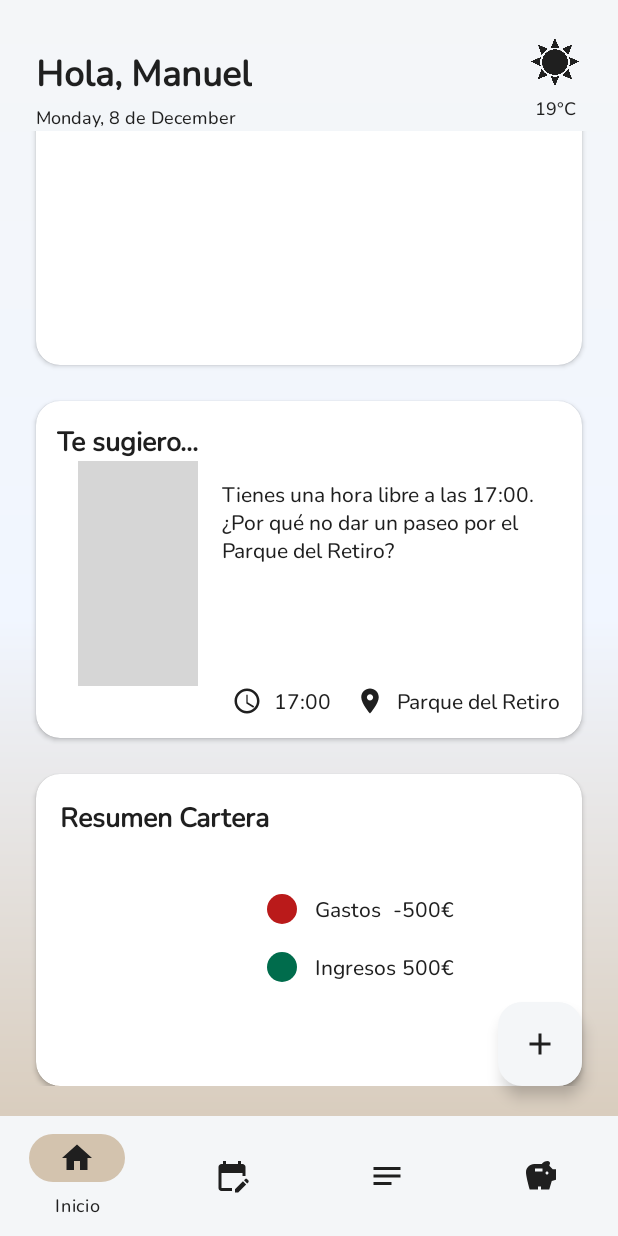
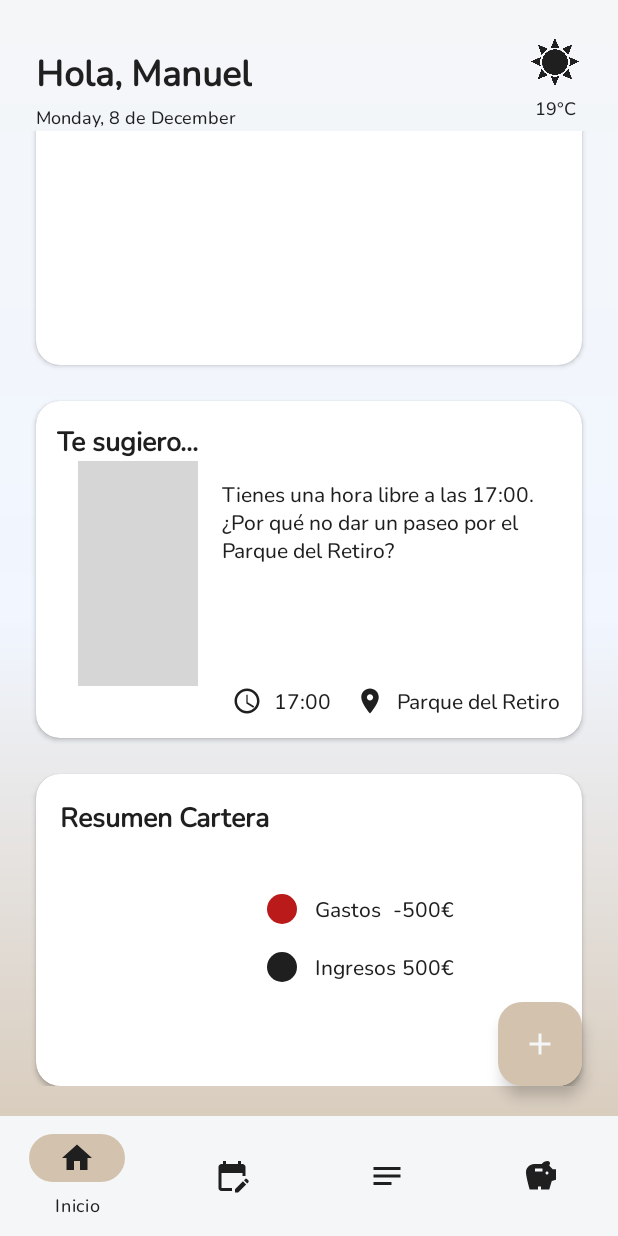
Before and after one commit to Manuelbena/sycrom, an Android app: the screen it shows after launch (MainActivity), scrolled down 393 dp, on a phone screen of 412 x 824 dp. Run offline under Robolectric (Android 15) with nearby library versions, the phone set to English and light mode, and no system bars; our stand-ins replace Dagger/Hilt's generated code, Room's generated code, navigation-ui; libraries missing offline, so code that uses them is left out: com.kizitonwose.calendar; plain views replace LoadingIndicator, WeekCalendarView; 8 statements that could not run were skipped; grey boxes are pictures that could not be loaded.

Commit message:
feat(ui): Implement AI loading animation and enhance theme colors
This commit introduces a new loading animation for the AI processing screen and refactors the app's color theming for better consistency and visual appeal in both light and dark modes.

### Key Changes:

-   **AI Loading Animation (`TaskIaBottomSheet`)**:
    -   Implemented a new loading state in the `TaskIaBottomSheet` that replaces the static input fields with an engaging animation while the AI is processing a request.
    -   A new layout (`layoutLoadingIa`) containing a Lottie animation (`loadingstart.json`) and a static image (`symkronpensando.png`) is displayed during the `Loading` state.
    -   The input fields and buttons are now grouped in a `ConstraintLayout.Group` (`groupInput`) to be hidden and shown smoothly.
    -   The keyboard is now automatically hidden when processing starts to provide an unobstructed view of the animation.
    -   Fixed a potential `NullPointerException` during the hide animation sequence by safely accessing the binding.

-   **Theming and Color Enhancements**:
    -   Updated the application's color palette (`colors.xml` and `values-night/colors.xml`) to create a more refined and consistent look. This includes adjustments to primary, secondary, tertiary, and surface colors for both light and dark themes.
    -   Modified UI elements on the Home screen (`fragment_home.xml`) to use theme attributes (`?attr/...`) instead of hardcoded colors, ensuring they adapt correctly to theme changes.
        -   The main FAB and its extended FABs now use `?attr/colorOnSecondary` for their background tint and `?attr/colorPrimary` for icon/text color.
        -   The "Today" button and calendar header/legend now use theme-aware colors for text and backgrounds.

-   **Calendar UI Refinements (`WeekCalendarManager.kt`)**:
    -   The calendar day indicators now use theme colors (`md_theme_onSecondary` and `md_theme_tertiary`) instead of hardcoded `Color.BLACK` or `Color.LTGRAY`, improving integration with the new theme.
    -   The `WeekCalendarManager` now requires a `Context` to resolve these theme-aware colors correctly.

```diff
--- a/app/src/main/java/com/manuelbena/synkron/presentation/home/HomeFragment.kt
+++ b/app/src/main/java/com/manuelbena/synkron/presentation/home/HomeFragment.kt
@@ -192,7 +192,8 @@ class HomeFragment : BaseFragment<FragmentHomeBinding, HomeViewModel>() {
             onMonthChanged = { title ->
                 // CORRECCIÓN 1: Actualizamos el TextView del mes/año aquí
                 binding.tvMonthYear.text = title
-            }
+            },
+            requireContext()
         )
         weekManager.generateWeekDays()
     }
--- a/app/src/main/java/com/manuelbena/synkron/presentation/util/WeekCalendarManager.kt
+++ b/app/src/main/java/com/manuelbena/synkron/presentation/util/WeekCalendarManager.kt
@@ -1,8 +1,11 @@
 package com.manuelbena.synkron.presentation.util
 
+import android.app.Application
+import android.content.Context
 import android.graphics.Color
 import android.view.View
 import android.widget.TextView
+import androidx.core.content.ContextCompat
 import com.kizitonwose.calendar.core.WeekDay
 import com.kizitonwose.calendar.core.atStartOfMonth
 import com.kizitonwose.calendar.core.firstDayOfWeekFromLocale
@@ -18,7 +21,8 @@ import java.util.Locale
 class WeekCalendarManager(
     private val calendarView: WeekCalendarView,
     private val onDaySelected: (LocalDate) -> Unit,
-    private val onMonthChanged: (String) -> Unit
+    private val onMonthChanged: (String) -> Unit,
+    private val context: Context
 ) {
 
     private var selectedDate: LocalDate = LocalDate.now()
@@ -113,20 +117,20 @@ class WeekCalendarManager(
                 // 1. SELECCIONADO (Prioridad máxima)
                 isSelected -> {
                     textView.setTextColor(Color.WHITE)
-                    selectionBg.background.setTint(Color.BLACK)
+                    selectionBg.background.setTint((ContextCompat.getColor(context, R.color.md_theme_onSecondary)))
                     selectionBg.alpha = 1f
                 }
 
                 // 2. ES HOY (Pero no seleccionado) -> Fondo gris suave
                 isToday -> {
                     textView.setTextColor(Color.BLACK)
-                    selectionBg.background.setTint(Color.LTGRAY)
+                    selectionBg.background.setTint((ContextCompat.getColor(context, R.color.md_theme_onSecondary)))
                     selectionBg.alpha = 0.5f
                 }
 
                 // 3. NORMAL
                 else -> {
-                    textView.setTextColor(Color.BLACK)
+                    textView.setTextColor(ContextCompat.getColor(context, R.color.md_theme_tertiary))
                     selectionBg.visibility = View.INVISIBLE
                 }
             }
--- a/app/src/main/res/layout/fragment_home.xml
+++ b/app/src/main/res/layout/fragment_home.xml
@@ -134,16 +134,16 @@
                                 android:text="Diciembre 2025"
                                 android:textSize="@dimen/card_margin_horizontal"
                                 android:textStyle="bold"
-                                android:textColor="@color/black" />
+                                android:textColor="?attr/colorOnPrimary" />
 
                             <com.google.android.material.button.MaterialButton
                                 android:id="@+id/btnToday"
-                                app:backgroundTint="?attr/colorPrimary"
+                                app:backgroundTint="?attr/colorOnSecondary"
                                 android:layout_width="wrap_content"
                                 android:layout_height="wrap_content"
                                 android:text="Hoy"
                                 android:textStyle="bold"
-                                android:textColor="@color/black" />
+                                android:textColor="?attr/colorPrimary" />
                         </LinearLayout>
 
                         <!-- NOMBRES DÍAS SEMANA -->
@@ -153,13 +153,13 @@
                             android:orientation="horizontal"
                             android:paddingBottom="8dp">
                             <!-- Puedes reutilizar tu item_calendar_day_legend.xml si lo creaste, o ponerlo aquí directo -->
-                            <TextView android:layout_width="0dp" android:layout_height="wrap_content" android:layout_weight="1" android:gravity="center" android:text="Lun" android:textColor="@android:color/darker_gray"/>
-                            <TextView android:layout_width="0dp" android:layout_height="wrap_content" android:layout_weight="1" android:gravity="center" android:text="Mar" android:textColor="@android:color/darker_gray"/>
-                            <TextView android:layout_width="0dp" android:layout_height="wrap_content" android:layout_weight="1" android:gravity="center" android:text="Mie" android:textColor="@android:color/darker_gray"/>
-                            <TextView android:layout_width="0dp" android:layout_height="wrap_content" android:layout_weight="1" android:gravity="center" android:text="Juv" android:textColor="@android:color/darker_gray"/>
-                            <TextView android:layout_width="0dp" android:layout_height="wrap_content" android:layout_weight="1" android:gravity="center" android:text="Vie" android:textColor="@android:color/darker_gray"/>
-                            <TextView android:layout_width="0dp" android:layout_height="wrap_content" android:layout_weight="1" android:gravity="center" android:text="Sab" android:textColor="@android:color/darker_gray"/>
-                            <TextView android:layout_width="0dp" android:layout_height="wrap_content" android:layout_weight="1" android:gravity="center" android:text="Dom" android:textColor="@android:color/darker_gray"/>
+                            <TextView android:layout_width="0dp" android:layout_height="wrap_content" android:layout_weight="1" android:gravity="center" android:text="Lun" android:textColor="?attr/colorTertiary"/>
+                            <TextView android:layout_width="0dp" android:layout_height="wrap_content" android:layout_weight="1" android:gravity="center" android:text="Mar" android:textColor="?attr/colorTertiary"/>
+                            <TextView android:layout_width="0dp" android:layout_height="wrap_content" android:layout_weight="1" android:gravity="center" android:text="Mie" android:textColor="?attr/colorTertiary"/>
+                            <TextView android:layout_width="0dp" android:layout_height="wrap_content" android:layout_weight="1" android:gravity="center" android:text="Juv" android:textColor="?attr/colorTertiary"/>
+                            <TextView android:layout_width="0dp" android:layout_height="wrap_content" android:layout_weight="1" android:gravity="center" android:text="Vie" android:textColor="?attr/colorTertiary"/>
+                            <TextView android:layout_width="0dp" android:layout_height="wrap_content" android:layout_weight="1" android:gravity="center" android:text="Sab" android:textColor="?attr/colorTertiary"/>
+                            <TextView android:layout_width="0dp" android:layout_height="wrap_content" android:layout_weight="1" android:gravity="center" android:text="Dom" android:textColor="?attr/colorTertiary"/>
                         </LinearLayout>
 
                     </com.google.android.material.appbar.AppBarLayout>
@@ -484,10 +484,11 @@
         android:layout_marginEnd="8dp"
         android:layout_marginBottom="@dimen/activity_horizontal_margin"
         android:text="Tarea"
-        android:textColor="?attr/colorOnPrimary"
+        android:textColor="?attr/colorPrimary"
         android:visibility="gone"
-        app:backgroundTint="?attr/colorPrimary"
-        app:iconTint="?attr/colorOnPrimary"
+        android:textStyle="bold"
+        app:backgroundTint="?attr/colorOnSecondary"
+        app:iconTint="?attr/colorPrimary"
         app:layout_constraintBottom_toTopOf="@+id/fabMain"
         app:layout_constraintEnd_toEndOf="@+id/fabMain" />
 
@@ -497,10 +498,11 @@
         android:layout_height="wrap_content"
         android:layout_marginBottom="@dimen/activity_horizontal_margin"
         android:text="Tarea IA"
-        android:textColor="?attr/colorOnPrimary"
+        android:textColor="?attr/colorPrimary"
         android:visibility="gone"
-        app:backgroundTint="?attr/colorPrimary"
-        app:iconTint="?attr/colorOnPrimary"
+        android:textStyle="bold"
+        app:backgroundTint="?attr/colorOnSecondary"
+        app:iconTint="?attr/colorPrimary"
         app:layout_constraintBottom_toTopOf="@+id/tvFabAddTask"
         app:layout_constraintEnd_toEndOf="@+id/tvFabAddTask" />
 
@@ -510,10 +512,11 @@
         android:layout_height="wrap_content"
         android:layout_marginBottom="@dimen/activity_horizontal_margin"
         android:text="Gasto"
-        android:textColor="?attr/colorOnPrimary"
+        android:textStyle="bold"
+        android:textColor="?attr/colorPrimary"
         android:visibility="gone"
-        app:backgroundTint="?attr/colorPrimary"
-        app:iconTint="?attr/colorOnPrimary"
+        app:backgroundTint="?attr/colorOnSecondary"
+        app:iconTint="?attr/colorPrimary"
         app:layout_constraintBottom_toTopOf="@+id/tvFabAddIng"
         app:layout_constraintEnd_toEndOf="@+id/tvFabAddIng" />
 
@@ -523,9 +526,10 @@
         android:layout_height="wrap_content"
         android:layout_marginBottom="@dimen/activity_horizontal_margin"
         android:text="Ingreso"
-        android:textColor="?attr/colorOnPrimary"
+        android:textColor="?attr/colorPrimary"
         android:visibility="gone"
-        app:backgroundTint="?attr/colorPrimary"
+        android:textStyle="bold"
+        app:backgroundTint="?attr/colorOnSecondary"
         app:iconTint="?attr/colorPrimary"
         app:layout_constraintBottom_toTopOf="@+id/tvFabAddSuggestion"
         app:layout_constraintEnd_toEndOf="@+id/tvFabAddSuggestion" />
@@ -537,12 +541,13 @@
         android:layout_marginEnd="24dp"
         android:layout_marginBottom="100dp"
         android:text="Añadir"
-        android:textColor="?attr/colorOnPrimary"
-        app:backgroundTint="?attr/colorPrimary"
+        android:textStyle="bold"
+        android:textColor="?attr/colorPrimary"
+        app:backgroundTint="?attr/colorOnSecondary"
         app:icon="@drawable/ic_plus"
-        app:iconTint="?attr/colorOnPrimary"
+        app:iconTint="?attr/colorPrimary"
         app:layout_constraintBottom_toBottomOf="parent"
         app:layout_constraintEnd_toEndOf="parent"
-        app:tint="?attr/colorOnPrimary"/>
+        app:tint="?attr/colorPrimary"/>
 
 </androidx.constraintlayout.widget.ConstraintLayout>
--- a/app/src/main/res/values-night/colors.xml
+++ b/app/src/main/res/values-night/colors.xml
@@ -1,16 +1,16 @@
 <?xml version="1.0" encoding="utf-8"?>
 <resources>
-    <color name="md_theme_primary">#121212</color>
-    <color name="md_theme_onPrimary">#FFFFFF</color>
+    <color name="md_theme_primary">#121418</color>
+    <color name="md_theme_onPrimary">#E4E6EB</color>
     <color name="md_theme_primaryContainer">#394E75</color>
     <color name="md_theme_onPrimaryContainer">#D1E4FF</color>
 
-    <color name="md_theme_secondary">#2F2F2F</color>
-    <color name="md_theme_onSecondary">#90833D</color>
-    <color name="md_theme_secondaryContainer">#90833D</color>
-    <color name="md_theme_onSecondaryContainer">#2F2F2F</color>
+    <color name="md_theme_secondary">#1E2228</color>
+    <color name="md_theme_onSecondary">#C5A059</color>
+    <color name="md_theme_secondaryContainer">#C5A059</color>
+    <color name="md_theme_onSecondaryContainer">#1E2228</color>
 
-    <color name="md_theme_tertiary">#6CDCAE</color>
+    <color name="md_theme_tertiary">#949BA6</color>
     <color name="md_theme_onTertiary">#003826</color>
     <color name="md_theme_tertiaryContainer">#005138</color>
     <color name="md_theme_onTertiaryContainer">#89F8C6</color>
@@ -24,8 +24,8 @@
     <color name="md_theme_onBackground">#E0E2E9</color>
 
 
-    <color name="md_theme_surface">#F3F6F7</color>
-    <color name="md_theme_onSurface">#FFFFFF</color>
+    <color name="md_theme_surface">#E4E6EB</color>
+    <color name="md_theme_onSurface">#1E2228</color>
     <color name="md_theme_surfaceVariant">#2F2F2F</color>
     <color name="md_theme_onSurfaceVariant">#FFFFFF</color>
     <color name="md_theme_outline">#8D9199</color>
--- a/app/src/main/res/values/colors.xml
+++ b/app/src/main/res/values/colors.xml
@@ -19,7 +19,7 @@
     <color name="cat_finance">#9C27B0</color>
     <color name="cat_default">#607D8B</color>
 
-    <color name="md_theme_tertiary">#006C4C</color>
+    <color name="md_theme_tertiary">#1F1F1F</color>
     <color name="md_theme_onTertiary">#FFFFFF</color>
     <color name="md_theme_tertiaryContainer">#F4FFF2</color>
     <color name="md_theme_onTertiaryContainer">#002114</color>
```
Also changed, not shown: app/src/main/java/com/manuelbena/synkron/presentation/taskIA/TaskIaBottomSheet.kt (+64 -10 lines), app/src/main/res/layout/bottom_sheet_task_ia.xml (+78 -32 lines), app/src/main/res/raw/loadingstart.json (added, +1 -0 lines), app/src/main/res/drawable/symkronpensando.png (added).
